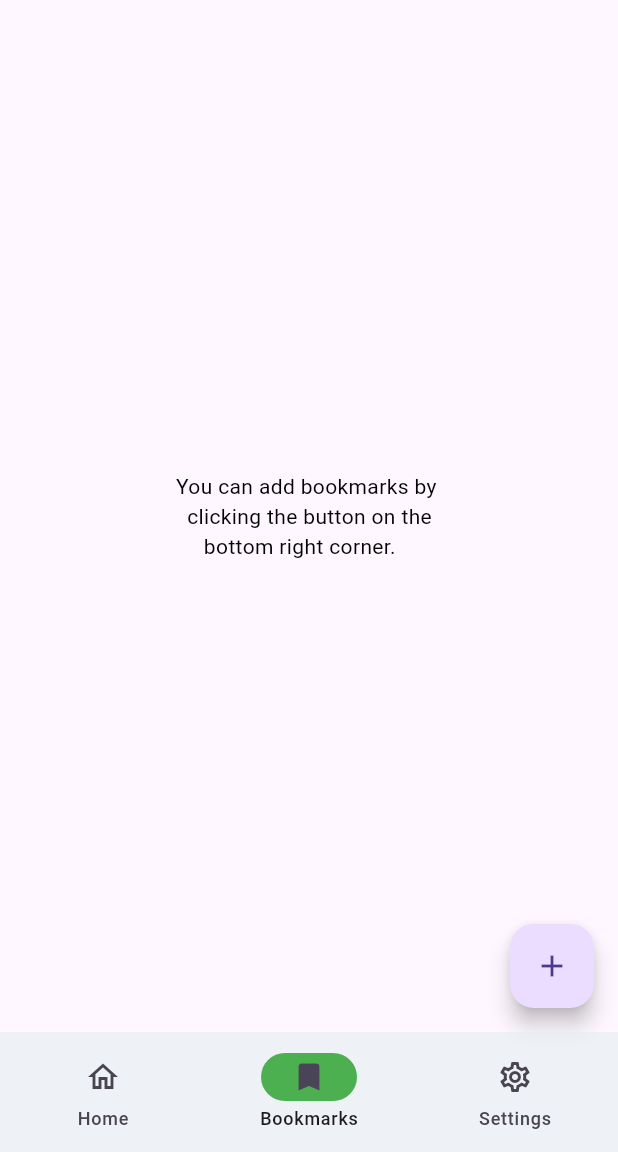
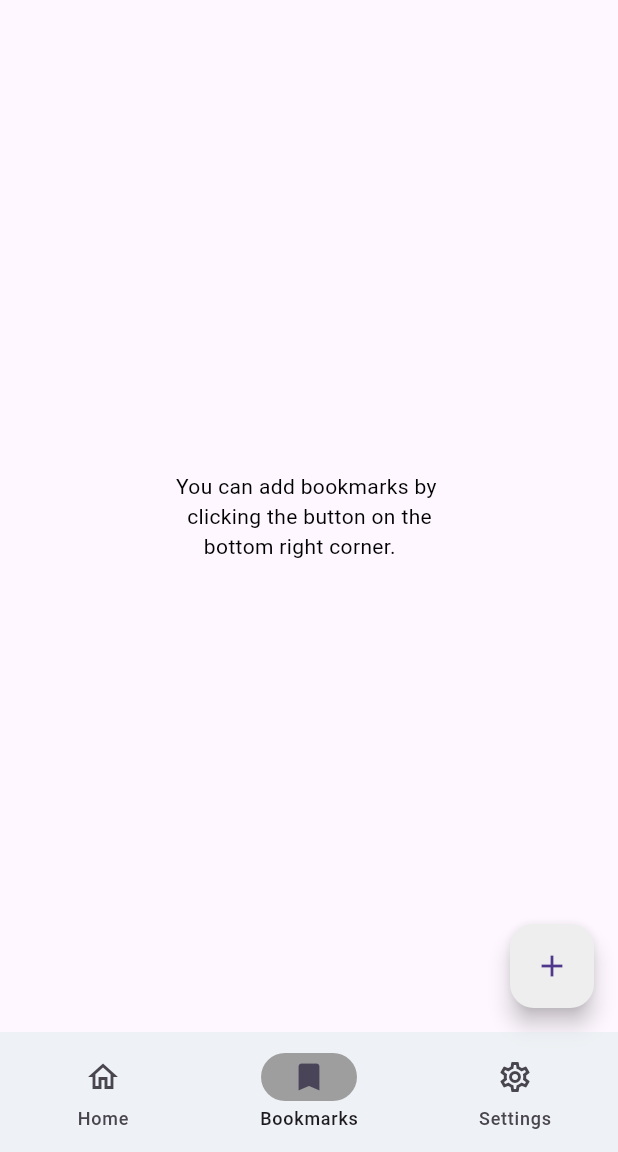
Before and after one commit to omar0176/weather, a Flutter app: the screen it shows after launch, item 2 of the bottom bar chosen, on a phone screen of 412 x 824 dp, the part 84-1236 px from its top. Run offline on Flutter 3.47's test engine with Material 3 defaults, Android fonts, the light colour scheme and no system bars; our stand-ins replace geocoding, geolocator, shared_preferences.

Commit message:
Today's Summary:
Changes in:
navigation.dart
settings_page.dart
bookmarks_page.dart
devtools_options.yaml (idk)
sun cloudy.png

Additions:
- changed some of the  app colors from green and purple to shades of grey
- removed the sun from the cloud

Bug fixes:
- no bug fixes

```diff
--- /dev/null
+++ b/devtools_options.yaml
@@ -0,0 +1,3 @@
+description: This file stores settings for Dart & Flutter DevTools.
+documentation: https://docs.flutter.dev/tools/devtools/extensions#configure-extension-enablement-states
+extensions:
--- a/lib/bookmarks_page.dart
+++ b/lib/bookmarks_page.dart
@@ -392,7 +392,8 @@
             ),
         ],
       ),
-      floatingActionButton: FloatingActionButton( // Floating action button to add a bookmark
+      floatingActionButton: FloatingActionButton(// Floating action button to add a bookmark
+        backgroundColor: Colors.grey[200],
         onPressed: () {
           _toggleTextBox();
         },
--- a/lib/navigation.dart
+++ b/lib/navigation.dart
@@ -36,7 +36,7 @@
           ),
           backgroundColor: const Color(0xFFDCE3EA), // Page background color
           bottomNavigationBar: NavigationBar(
-            indicatorColor: Colors.green, // NavBar Indicator color
+            indicatorColor: Colors.grey, // NavBar Indicator color
             backgroundColor:
                 Colors.white.withOpacity(0.5), // NavBar background color
             onDestinationSelected: (int index) {
```
Also changed, not shown: lib/settings_page.dart (+0 -16 lines), images/Cloudy/sun cloudy.png.
